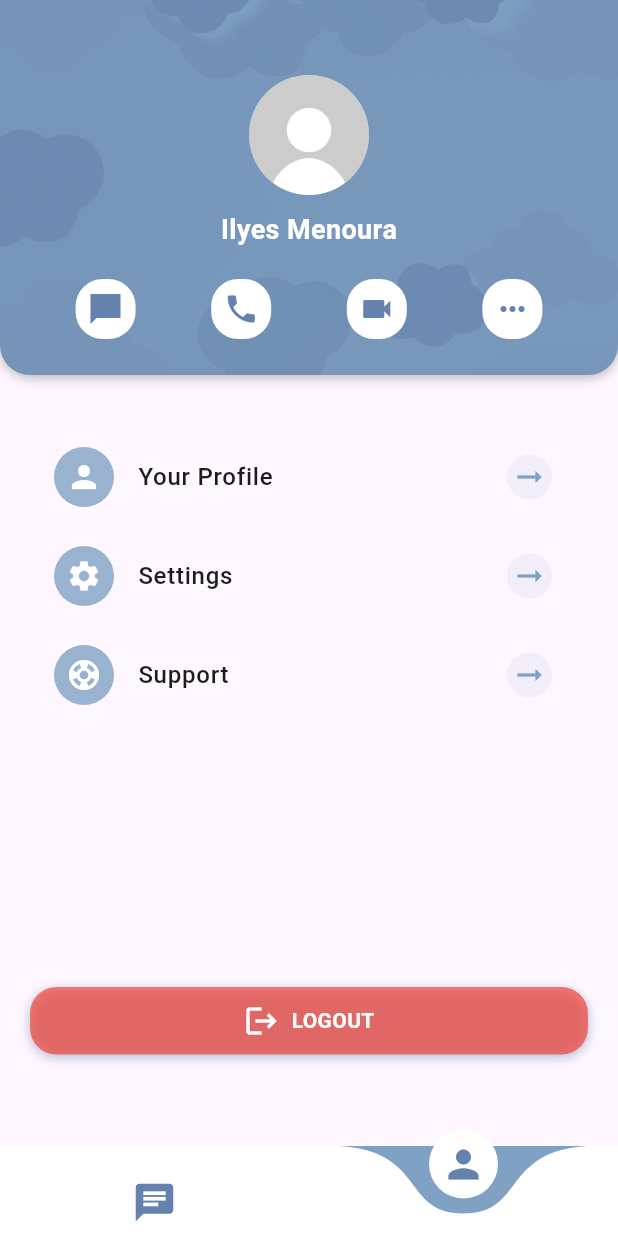
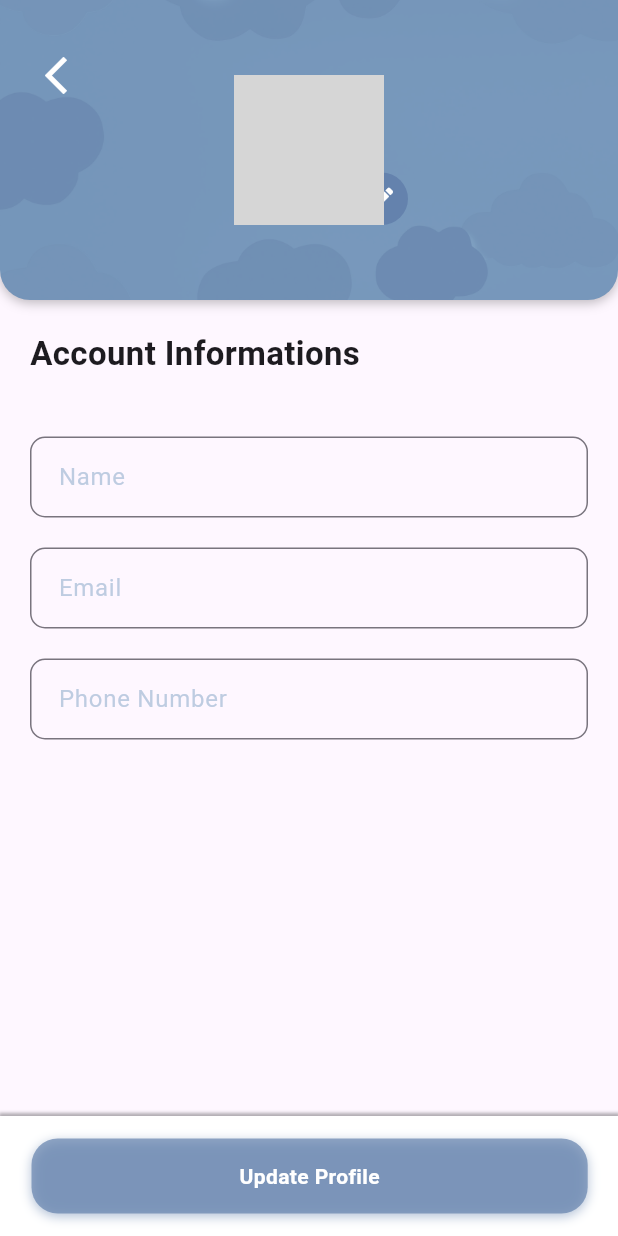
Before and after one commit to MenouraIlyes/chatapp, a Flutter app: the screen it shows once a user with an empty profile is signed in, item 2 of the bottom bar chosen, after a tap on "Your Profile", on a phone screen of 412 x 824 dp. Run offline on Flutter 3.47's test engine with Material 3 defaults, Android fonts, the phone set to English and light mode, and no system bars; drawn by our look-alikes of curved_navigation_bar; our stand-ins replace animated_splash_screen, cloud_firestore, firebase_auth, firebase_core, firebase_messaging, firebase_storage and 3 more; accounts and stored records are empty; network calls fail; grey boxes are pictures that could not be loaded.

Commit message:
Upload_Update_Profile_Picture

```diff
--- a/lib/models/user.dart
+++ b/lib/models/user.dart
@@ -4,11 +4,13 @@ class User {
   final String uid;
   final String email;
   final String name;
+  final String profilePicture;
 
   User({
     required this.uid,
     required this.email,
     required this.name,
+    required this.profilePicture,
   });
 
   // Convert from Firestore document
@@ -18,6 +20,7 @@ class User {
       uid: data['uid'],
       email: data['email'],
       name: data['name'],
+      profilePicture: data['profilePicture'],
     );
   }
 
@@ -27,6 +30,7 @@ class User {
       'uid': uid,
       'email': email,
       'name': name,
+      'profilePicture': profilePicture,
     };
   }
 }
--- /dev/null
+++ b/lib/screens/edit_profile_screen.dart
@@ -0,0 +1,301 @@
+import 'dart:io';
+
+import 'package:chatapp/services/auth_service.dart';
+import 'package:chatapp/shared/colors.dart';
+import 'package:chatapp/widgets/custom_button.dart';
+import 'package:chatapp/widgets/custom_textfield.dart';
+import 'package:cloud_firestore/cloud_firestore.dart';
+import 'package:firebase_auth/firebase_auth.dart';
+import 'package:firebase_storage/firebase_storage.dart';
+import 'package:flutter/material.dart';
+import 'package:image_picker/image_picker.dart';
+
+class EditProfileScreen extends StatefulWidget {
+  const EditProfileScreen({super.key});
+
+  @override
+  State<EditProfileScreen> createState() => _EditProfileScreenState();
+}
+
+class _EditProfileScreenState extends State<EditProfileScreen> {
+  final AuthService _authService = AuthService();
+
+  final FirebaseAuth _auth = FirebaseAuth.instance;
+  final ImagePicker _picker = ImagePicker();
+  final FirebaseFirestore _firestore = FirebaseFirestore.instance;
+  final FirebaseStorage _storage = FirebaseStorage.instance;
+
+  String? _imageUrl;
+  String? userName;
+  String? email;
+  String? phoneNumber;
+  bool isLoading = false;
+
+  @override
+  void initState() {
+    super.initState();
+    _loadCurrentUser();
+  }
+
+  // method to pick image and upload it to firebase
+  Future<void> _pickAndUploadImage() async {
+    final XFile? image = await _picker.pickImage(source: ImageSource.gallery);
+    setState(() {
+      isLoading = true;
+    });
+    if (image != null) {
+      final User? user = _auth.currentUser;
+      final String uid = user!.uid;
+      final Reference storageRef =
+          _storage.ref().child('profile_pictures/$uid');
+
+      // Delete the existing profile picture if it exists
+      try {
+        await storageRef.delete();
+      } catch (e) {}
+
+      // Upload the new image to Firebase Storage
+      await storageRef.putFile(File(image.path));
+      _imageUrl = await storageRef.getDownloadURL();
+
+      // Update Firestore with the new image URL
+      await _firestore.collection('Users').doc(uid).set({
+        'profilePicture': _imageUrl,
+      }, SetOptions(merge: true));
+
+      setState(() {
+        isLoading = false;
+      });
+    }
+  }
+
+  // Method to get the current user infos
+  Future<void> _loadCurrentUser() async {
+    final currentUser = _authService.getCurrentUser();
+    if (currentUser != null) {
+      // Fetch user data from Firestore
+      DocumentSnapshot userDoc = await FirebaseFirestore.instance
+          .collection('Users')
+          .doc(currentUser.uid)
+          .get();
+
+      setState(() {
+        userName = userDoc['name'];
+        email = userDoc['email'];
+        _imageUrl = userDoc['profilePicture'];
+      });
+    }
+  }
+
+  Widget getBody(BuildContext context) {
+    TextEditingController _nameController = TextEditingController();
+    TextEditingController _emailController = TextEditingController();
+    TextEditingController _phoneNumberController = TextEditingController();
+
+    return SingleChildScrollView(
+      child: Column(
+        crossAxisAlignment: CrossAxisAlignment.start,
+        children: [
+          // Top section
+          Stack(children: [
+            Container(
+              height: 200,
+              width: double.infinity,
+              decoration: BoxDecoration(
+                  borderRadius: BorderRadius.circular(20.0),
+                  boxShadow: [
+                    BoxShadow(
+                      color: Colors.black26,
+                      blurRadius: 6.0,
+                      offset: Offset(0.0, 2.0),
+                    ),
+                  ]),
+              child: ClipRRect(
+                borderRadius: BorderRadius.only(
+                  bottomLeft: Radius.circular(20),
+                  bottomRight: Radius.circular(20),
+                ),
+                child: Image(
+                  image: AssetImage("assets/images/background.png"),
+                  fit: BoxFit.cover,
+                ),
+              ),
+            ),
+            Column(
+              children: [
+                Stack(
+                  children: [
+                    // Back button
+                    Padding(
+                      padding: const EdgeInsets.only(left: 30, top: 35),
+                      child: GestureDetector(
+                        onTap: () => Navigator.pop(context),
+                        child: Icon(
+                          Icons.arrow_back_ios,
+                          color: appWhite,
+                          size: 30,
+                        ),
+                      ),
+                    ),
+                    // profile pic
+                    Center(
+                      child: Padding(
+                        padding: const EdgeInsets.only(top: 50),
+                        child: Stack(
+                          alignment: Alignment.center,
+                          children: [
+                            Container(
+                              height: 100,
+                              width: 100,
+                              child: ClipRRect(
+                                borderRadius: BorderRadius.circular(100),
+                                child: _imageUrl != null
+                                    ? Image.network(_imageUrl!)
+                                    : Image.asset(
+                                        'assets/images/default_pfp.png'),
+                              ),
+                            ),
+                            if (isLoading)
+                              Container(
+                                height: 100,
+                                width: 100,
+                                decoration: BoxDecoration(
+                                  color: Colors.black45,
+                                  borderRadius: BorderRadius.circular(100),
+                                ),
+                                child: const CircularProgressIndicator(
+                                  valueColor: AlwaysStoppedAnimation<Color>(
+                                      Colors.white),
+                                ),
+                              ),
+                          ],
+                        ),
+                      ),
+                    ),
+
+                    // edit pen
+                    Positioned(
+                      right: 140,
+                      bottom: 0,
+                      child: GestureDetector(
+                        onTap: () => _pickAndUploadImage(),
+                        child: Container(
+                          width: 35,
+                          height: 35,
+                          decoration: BoxDecoration(
+                            borderRadius: BorderRadius.circular(100),
+                            color: appPrimary,
+                          ),
+                          child: const Icon(
+                            Icons.mode,
+                            color: appWhite,
+                            size: 20,
+                          ),
+                        ),
+                      ),
+                    ),
+                  ],
+                ),
+              ],
+            ),
+          ]),
+
+          // bottom section
+          Padding(
+            padding: EdgeInsets.all(20),
+            child:
+                Column(crossAxisAlignment: CrossAxisAlignment.start, children: [
+              Text(
+                'Account Informations',
+                style: TextStyle(
+                  fontSize: 22,
+                  fontWeight: FontWeight.bold,
+                ),
+              ),
+              SizedBox(
+                height: 40,
+              ),
+              // Name
+              CustomTextfield(
+                labelText: 'Name',
+                controller: _nameController..text = userName ?? 'Loading...',
+                noIcon: true,
+              ),
+              SizedBox(
+                height: 20,
+              ),
+              // Email
+              CustomTextfield(
+                controller: _emailController..text = email ?? 'Loading...',
+                labelText: "Email",
+                noIcon: true,
+              ),
+              SizedBox(
+                height: 20,
+              ),
+
+              // Phone Number
+              CustomTextfield(
+                controller: _phoneNumberController..text = phoneNumber ?? '',
+                labelText: "Phone Number",
+                noIcon: true,
+              ),
+              SizedBox(
+                height: 20,
+              ),
+            ]),
+          ),
+        ],
+      ),
+    );
+  }
+
+  @override
+  Widget build(BuildContext context) {
+    return Scaffold(
+      bottomNavigationBar: Container(
+        decoration: BoxDecoration(boxShadow: [
+          BoxShadow(
+            color: Colors.black.withOpacity(0.3),
+            blurRadius: 1.0,
+            spreadRadius: 1.0,
+            offset: Offset(0.0, -1.0),
+          )
+        ]),
+        child: BottomAppBar(
+          padding: EdgeInsets.symmetric(horizontal: 16.0),
+          notchMargin: 0,
+          color: appWhite,
+          surfaceTintColor: appWhite,
+          child:
+              Row(mainAxisAlignment: MainAxisAlignment.spaceBetween, children: [
+            Padding(
+              padding: const EdgeInsets.only(
+                top: 15,
+                left: 5,
+              ),
+              child: Column(
+                children: [
+                  // Submit button
+                  SizedBox(
+                    width: MediaQuery.of(context).size.width * 0.9,
+                    height: 50,
+                    child: CustomButton(
+                      color: appPrimary,
+                      title: 'Update Profile',
+                      isDisabled: false,
+                      onTap: () {
+                        Navigator.pop(context);
+                      },
+                    ),
+                  )
+                ],
+              ),
+            ),
+          ]),
+        ),
+      ),
+      body: getBody(context),
+    );
+  }
+}
--- a/lib/screens/home_screen.dart
+++ b/lib/screens/home_screen.dart
@@ -24,6 +24,28 @@ class _HomeScreenState extends State<HomeScreen> {
   // chat & auth service
   final ChatService _chatService = ChatService();
   final AuthService _authService = AuthService();
+
+  String? _userName;
+
+  @override
+  void initState() {
+    super.initState();
+    _loadCurrentUser();
+  }
+
+  Future<void> _loadCurrentUser() async {
+    final currentUser = _authService.getCurrentUser();
+    if (currentUser != null) {
+      // Fetch user data from Firestore
+      DocumentSnapshot userDoc = await FirebaseFirestore.instance
+          .collection('Users')
+          .doc(currentUser.uid)
+          .get();
+      setState(() {
+        _userName = userDoc['name'];
+      });
+    }
+  }
 
   Widget pageIndex(BuildContext context) {
     if (_page == 0) {
@@ -204,8 +226,10 @@ class _HomeScreenState extends State<HomeScreen> {
                         fontWeight: FontWeight.w400,
                       ),
                     ),
+
+                    // user name
                     Text(
-                      'Ilyes Menoura',
+                      _userName ?? 'Loading...',
                       style: TextStyle(
                         color: appWhite,
                         fontSize: 22,
--- a/lib/screens/profile_screen.dart
+++ b/lib/screens/profile_screen.dart
@@ -1,14 +1,51 @@
-import 'package:chatapp/screens/login_screen.dart';
+import 'package:chatapp/screens/edit_profile_screen.dart';
 import 'package:chatapp/services/auth_service.dart';
 import 'package:chatapp/shared/colors.dart';
 import 'package:chatapp/widgets/custom_button.dart';
 import 'package:chatapp/widgets/custom_profile_menu_widget.dart';
+import 'package:cloud_firestore/cloud_firestore.dart';
 import 'package:flutter/material.dart';
 
-class ProfileScreen extends StatelessWidget {
+class ProfileScreen extends StatefulWidget {
   ProfileScreen({super.key});
 
+  @override
+  State<ProfileScreen> createState() => _ProfileScreenState();
+}
+
+class _ProfileScreenState extends State<ProfileScreen> {
   final AuthService _authService = AuthService();
+
+  String? _userName;
+  String? _imageUrl;
+  bool isLoading = false;
+
+  @override
+  void initState() {
+    super.initState();
+    _loadCurrentUser();
+  }
+
+  Future<void> _loadCurrentUser() async {
+    setState(() {
+      isLoading = true;
+    });
+    final currentUser = _authService.getCurrentUser();
+    if (currentUser != null) {
+      // Fetch user data from Firestore
+      DocumentSnapshot userDoc = await FirebaseFirestore.instance
+          .collection('Users')
+          .doc(currentUser.uid)
+          .get();
+      setState(() {
+        _userName = userDoc['name'];
+        _imageUrl = userDoc['profilePicture'];
+      });
+    }
+    setState(() {
+      isLoading = false;
+    });
+  }
 
   Future<bool> _confirmSignOut(BuildContext context) async {
     final result = await showModalBottomSheet<bool>(
@@ -82,7 +119,7 @@ class ProfileScreen extends StatelessWidget {
         // Top section
         Stack(children: [
           Container(
-            height: 250,
+            height: 270,
             width: double.infinity,
             decoration: BoxDecoration(
                 borderRadius: BorderRadius.circular(20.0),
@@ -110,22 +147,43 @@ class ProfileScreen extends StatelessWidget {
               Center(
                 child: Padding(
                   padding: const EdgeInsets.only(top: 50),
-                  child: Container(
-                    height: 80,
-                    width: 80,
-                    child: ClipRRect(
-                      borderRadius: BorderRadius.circular(100),
-                      child: Image.asset('assets/images/default_pfp.png'),
-                    ),
+                  child: Stack(
+                    alignment: Alignment.center,
+                    children: [
+                      Container(
+                        height: 100,
+                        width: 100,
+                        child: ClipRRect(
+                          borderRadius: BorderRadius.circular(100),
+                          child: _imageUrl != null
+                              ? Image.network(_imageUrl!)
+                              : Image.asset('assets/images/default_pfp.png'),
+                        ),
+                      ),
+                      if (isLoading)
+                        Container(
+                          height: 100,
+                          width: 100,
+                          decoration: BoxDecoration(
+                            color: Colors.black45,
+                            borderRadius: BorderRadius.circular(100),
+                          ),
+                          child: const CircularProgressIndicator(
+                            valueColor:
+                                AlwaysStoppedAnimation<Color>(Colors.white),
+                          ),
+                        ),
+                    ],
                   ),
                 ),
               ),
+
               SizedBox(
                 height: 10,
               ),
               // User Name
               Text(
-                'Ilyes Menoura',
+                _userName ?? 'Loading...',
                 style: TextStyle(
                   color: appWhite,
                   fontSize: 18,
@@ -206,7 +264,13 @@ class ProfileScreen extends StatelessWidget {
                 CustomProfileMenuWidget(
                   icon: Icons.person,
                   title: 'Your Profile',
-                  onTap: () {},
+                  onTap: () {
+                    Navigator.push(
+                        context,
+                        MaterialPageRoute(
+                          builder: (context) => EditProfileScreen(),
+                        ));
+                  },
                 ),
                 SizedBox(
                   height: 10,
--- a/pubspec.yaml
+++ b/pubspec.yaml
@@ -48,6 +48,8 @@ dependencies:
   curved_navigation_bar: ^1.0.6
   intl: ^0.19.0
   provider: ^6.1.2
+  firebase_storage: ^12.1.3
+  image_picker: ^1.1.2
 
 dev_dependencies:
   flutter_test:
```
Also changed, not shown: pubspec.lock, 5 other files.
